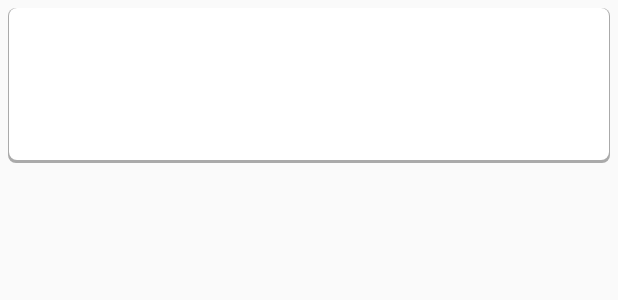
After one commit to vinicius-batista/buddy-finder, an Android app: the layout view_holder_animals_list.xml on its own in the app's theme, with its tools: preview values and no code run, on a phone screen of 412 x 824 dp. The commit adds this screen. Shown: the top 300 px of the screen. Run offline under Robolectric (Android 15) with nearby library versions, the phone set to English and light mode, and no system bars.

Commit message:
create show animals activity

```diff
--- a/app/src/main/AndroidManifest.xml
+++ b/app/src/main/AndroidManifest.xml
@@ -9,7 +9,8 @@
         android:roundIcon="@mipmap/ic_launcher_round"
         android:supportsRtl="true"
         android:theme="@style/AppTheme">
-        <activity android:name=".AddAnimalActivity"></activity>
+        <activity android:name=".ShowAnimalsActivity"></activity>
+        <activity android:name=".AddAnimalActivity" />
         <activity android:name=".SupporterActivity" />
         <activity android:name=".MemberActivity" />
         <activity android:name=".MainActivity">
--- a/app/src/main/java/com/example/buddyfinder/MemberActivity.java
+++ b/app/src/main/java/com/example/buddyfinder/MemberActivity.java
@@ -17,4 +17,9 @@ public class MemberActivity extends AppCompatActivity {
         Intent intent = new Intent(this, AddAnimalActivity.class);
         this.startActivity(intent);
     }
+
+    public void onClickShowAnimals (View v) {
+        Intent intent = new Intent(this, ShowAnimalsActivity.class);
+        this.startActivity(intent);
+    }
 }
--- a/app/src/main/java/com/example/buddyfinder/view/GalleryAdapter.java
+++ b/app/src/main/java/com/example/buddyfinder/view/GalleryAdapter.java
@@ -14,7 +14,7 @@ import java.util.ArrayList;
 public class GalleryAdapter extends RecyclerView.Adapter<GalleryViewHolder> {
 
     private ArrayList<Bitmap> picList;
-    private  GalleryListener galleryListener;
+    private GalleryListener galleryListener;
 
     public GalleryAdapter(GalleryListener galleryListener){
         this.galleryListener = galleryListener;
@@ -34,7 +34,7 @@ public class GalleryAdapter extends RecyclerView.Adapter<GalleryViewHolder> {
     public GalleryViewHolder onCreateViewHolder(@NonNull ViewGroup viewGroup, int i) {
         LayoutInflater layoutInflater = LayoutInflater.from(viewGroup.getContext());
         View view = layoutInflater.inflate(R.layout.view_holder_gallery, viewGroup,false);
-        return new GalleryViewHolder(view, galleryListener);
+        return new GalleryViewHolder(view, this.galleryListener);
     }
 
     @Override
--- /dev/null
+++ b/app/src/main/res/drawable/background_with_shadow.xml
@@ -0,0 +1,17 @@
+<?xml version="1.0" encoding="utf-8"?>
+<layer-list xmlns:android="http://schemas.android.com/apk/res/android">
+    <item >
+        <shape
+            android:shape="rectangle">
+            <solid android:color="@android:color/darker_gray" />
+            <corners android:radius="5dp"/>
+        </shape>
+    </item>
+    <item android:right="1dp" android:left="1dp" android:bottom="2dp">
+        <shape
+            android:shape="rectangle">
+            <solid android:color="@android:color/white"/>
+            <corners android:radius="5dp"/>
+        </shape>
+    </item>
+</layer-list>
--- a/app/src/main/res/layout/activity_member.xml
+++ b/app/src/main/res/layout/activity_member.xml
@@ -27,6 +27,7 @@
         android:layout_marginStart="8dp"
         android:layout_marginTop="60dp"
         android:layout_marginEnd="8dp"
+        android:onClick="onClickShowAnimals"
         android:text="@string/show_animals"
         app:layout_constraintEnd_toEndOf="parent"
         app:layout_constraintHorizontal_bias="0.497"
--- /dev/null
+++ b/app/src/main/res/layout/view_holder_animals_list.xml
@@ -0,0 +1,30 @@
+<?xml version="1.0" encoding="utf-8"?>
+<LinearLayout xmlns:android="http://schemas.android.com/apk/res/android"
+    android:layout_width="match_parent"
+    android:layout_height="wrap_content"
+    android:layout_margin="5dp"
+    android:background="@drawable/background_with_shadow"
+    android:orientation="vertical">
+
+    <TextView
+        android:id="@+id/txtSpecie"
+        android:layout_width="match_parent"
+        android:layout_height="wrap_content"
+        android:textAlignment="center"
+        android:textSize="24sp" />
+
+    <TextView
+        android:id="@+id/txtLifePhase"
+        android:layout_width="match_parent"
+        android:layout_height="35dp"
+        android:textAlignment="center"
+        android:textSize="20sp" />
+
+    <TextView
+        android:id="@+id/txtStatus"
+        android:layout_width="match_parent"
+        android:layout_height="35dp"
+        android:textAlignment="center"
+        android:textSize="20sp" />
+
+</LinearLayout>
```
Also changed, not shown: app/src/main/java/com/example/buddyfinder/ShowAnimalsActivity.java (added, +33 -0 lines), app/src/main/java/com/example/buddyfinder/view/AnimalsListAdapter.java (added, +45 -0 lines), app/src/main/java/com/example/buddyfinder/view/AnimalsListViewHolder.java (added, +38 -0 lines), app/src/main/res/layout/activity_show_animals.xml (added, +7 -0 lines).
